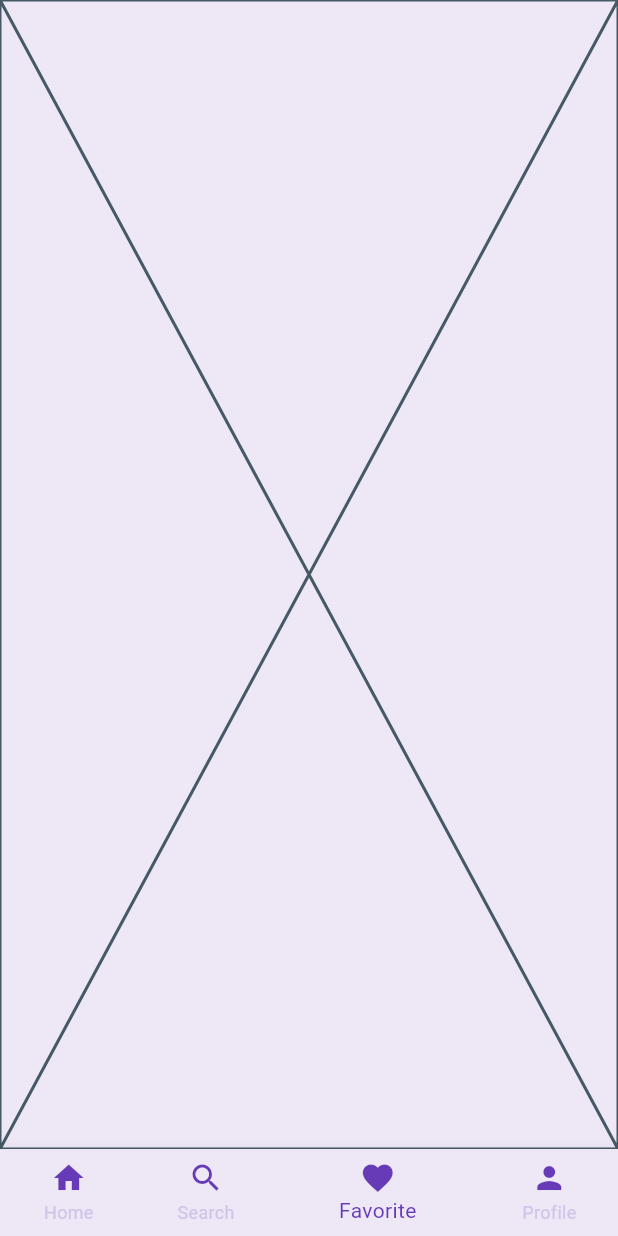
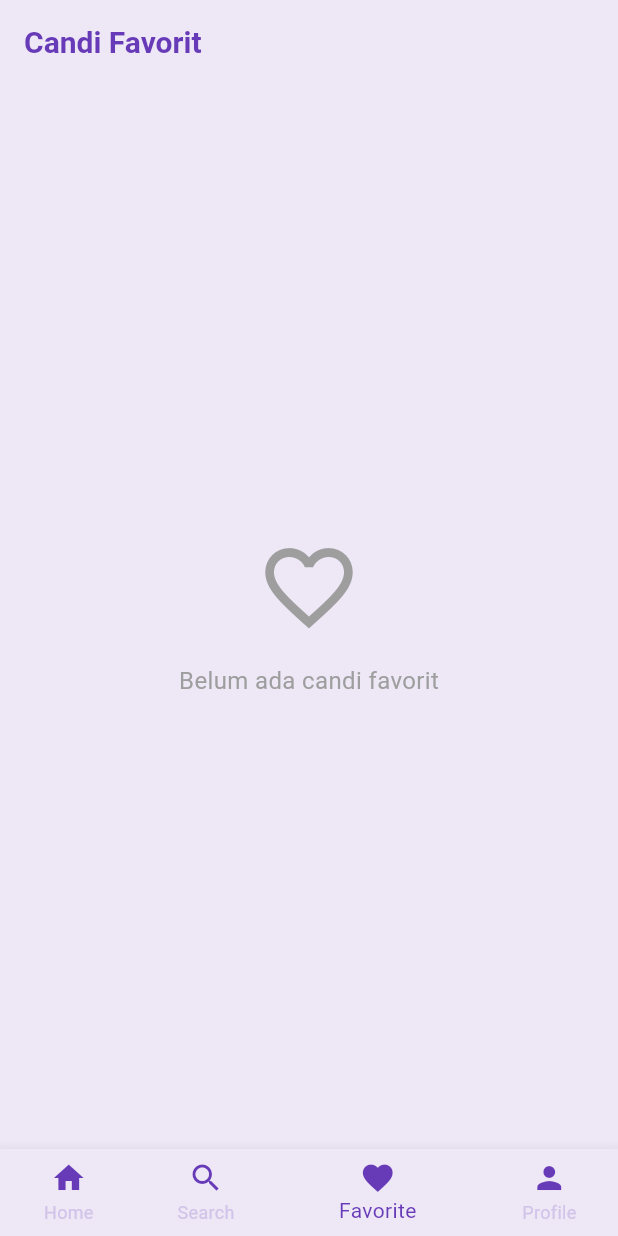
Before and after one commit to madityaredho2428250064-stack/wisata_candi_MAdityaRedho, a Flutter app: the screen it shows after launch, item 3 of the bottom bar chosen, on a phone screen of 412 x 824 dp. Run offline on Flutter 3.47's test engine with Material 3 defaults, Android fonts, the phone set to English and light mode, and no system bars; our stand-ins replace cached_network_image, material_ui, shared_preferences; missing offline and left inert: encrypt.

Commit message:
Update aplikasi wisata candi

```diff
--- a/lib/screens/favorite_screen.dart
+++ b/lib/screens/favorite_screen.dart
@@ -1,4 +1,9 @@
 import 'package:material_ui/material_ui.dart';
+import 'package:shared_preferences/shared_preferences.dart';
+
+import '../data/candi_data.dart';
+import '../models/candi.dart';
+import '../widgets/item_card.dart';
 
 class FavoriteScreen extends StatefulWidget {
   const FavoriteScreen({super.key});
@@ -8,8 +13,64 @@ class FavoriteScreen extends StatefulWidget {
 }
 
 class _FavoriteScreenState extends State<FavoriteScreen> {
+  List<Candi> favoriteList = [];
+
+  // TODO: 1. Mengambil data candi yang difavoritkan
+  Future<void> loadFavorite() async {
+    final prefs = await SharedPreferences.getInstance();
+
+    List<Candi> favorites = [];
+
+    for (final candi in candiList) {
+      final isFavorite = prefs.getBool('favorite_${candi.name}') ?? false;
+
+      if (isFavorite) {
+        favorites.add(candi);
+      }
+    }
+
+    if (!mounted) return;
+
+    setState(() {
+      favoriteList = favorites;
+    });
+  }
+
+  @override
+  void initState() {
+    super.initState();
+    loadFavorite();
+  }
+
   @override
   Widget build(BuildContext context) {
-    return const Placeholder();
+    return Scaffold(
+      appBar: AppBar(title: const Text('Candi Favorit')),
+      body: favoriteList.isEmpty
+          ? const Center(
+              child: Column(
+                mainAxisAlignment: MainAxisAlignment.center,
+                children: [
+                  Icon(Icons.favorite_border, size: 70, color: Colors.grey),
+                  SizedBox(height: 16),
+                  Text(
+                    'Belum ada candi favorit',
+                    style: TextStyle(fontSize: 16, color: Colors.grey),
+                  ),
+                ],
+              ),
+            )
+          : GridView.builder(
+              padding: const EdgeInsets.all(8),
+              gridDelegate: const SliverGridDelegateWithFixedCrossAxisCount(
+                crossAxisCount: 2,
+              ),
+              itemCount: favoriteList.length,
+              itemBuilder: (context, index) {
+                final Candi candi = favoriteList[index];
+                return ItemCard(candi: candi, onReturn: loadFavorite);
+              },
+            ),
+    );
   }
 }
```
Also changed, not shown: lib/widgets/item_card.dart (+10 -15 lines), 1 other file.
